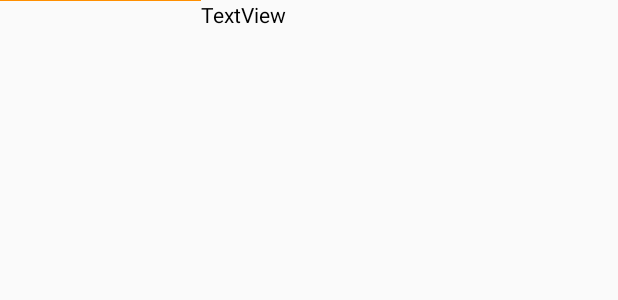
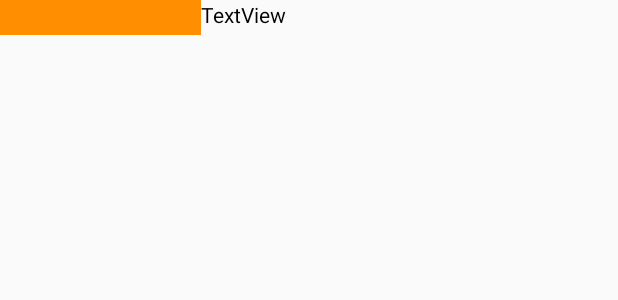
Before and after one commit to RomainFrancony/ChannelMessaging, an Android app: the layout message_item.xml on its own in the app's theme, with its tools: preview values and no code run, on a phone screen of 412 x 824 dp. Shown: the top 300 px of the screen. Run offline under Robolectric (Android 15) with nearby library versions, the phone set to English and light mode, and no system bars.

Commit message:
local img

```diff
--- a/app/src/main/AndroidManifest.xml
+++ b/app/src/main/AndroidManifest.xml
@@ -3,7 +3,8 @@
     package="com.francony.romain.channelmessaging">
 
     <uses-permission android:name="android.permission.INTERNET" />
-
+    <uses-permission android:name="android.permission.WRITE_EXTERNAL_STORAGE" />
+    <uses-permission android:name="android.permission.READ_EXTERNAL_STORAGE" />
     <application
         android:allowBackup="true"
         android:icon="@mipmap/ic_launcher"
--- a/app/src/main/java/com/francony/romain/channelmessaging/Channel.java
+++ b/app/src/main/java/com/francony/romain/channelmessaging/Channel.java
@@ -57,7 +57,7 @@ public class Channel extends AppCompatActivity implements OnDowloadCompleteListe
     //On click item
     @Override
     public void onItemClick(AdapterView<?> parent, View view, int position, long id) {
-        TextView idText = (TextView) findViewById(R.id.idChannel);
+        TextView idText = (TextView) view.findViewById(R.id.idChannel) ;
         ChannelClass channel = (ChannelClass) idText.getTag();
         Intent intent = new Intent(getApplicationContext(),Chat.class);
         intent.putExtra("channelID",channel.getChannelID());
--- a/app/src/main/java/com/francony/romain/channelmessaging/Chat.java
+++ b/app/src/main/java/com/francony/romain/channelmessaging/Chat.java
@@ -90,4 +90,6 @@ public class Chat extends AppCompatActivity implements OnDowloadCompleteListener
 
 
 
+
+
 }
--- /dev/null
+++ b/app/src/main/res/drawable/azdazd.xml
@@ -0,0 +1,4 @@
+<?xml version="1.0" encoding="utf-8"?>
+<selector xmlns:android="http://schemas.android.com/apk/res/android">
+
+</selector>
--- a/app/src/main/res/layout/message_item.xml
+++ b/app/src/main/res/layout/message_item.xml
@@ -7,7 +7,8 @@
     <LinearLayout
         android:orientation="horizontal"
         android:layout_width="match_parent"
-        android:layout_height="match_parent">
+        android:layout_height="match_parent"
+        android:minHeight="120px">
 
         <ImageView
             android:layout_width="wrap_content"
@@ -16,7 +17,8 @@
             android:id="@+id/img"
             android:layout_weight="0.54"
             android:adjustViewBounds="false"
-            android:background="@android:color/black" />
+            android:background="@android:color/black"
+            android:minHeight="35px" />
 
         <TextView
             android:text="TextView"
@@ -24,7 +26,8 @@
             android:layout_height="wrap_content"
             android:id="@+id/message"
             android:layout_weight="0.89"
-            android:textColor="@android:color/black" />
+            android:textColor="@android:color/black"
+            android:minHeight="120px" />
 
     </LinearLayout>
 </LinearLayout>
```
Also changed, not shown: app/src/main/java/com/francony/romain/channelmessaging/GetImage.java (+37 -2 lines), app/src/main/java/com/francony/romain/channelmessaging/MessageAdapter.java (+42 -1 lines).
